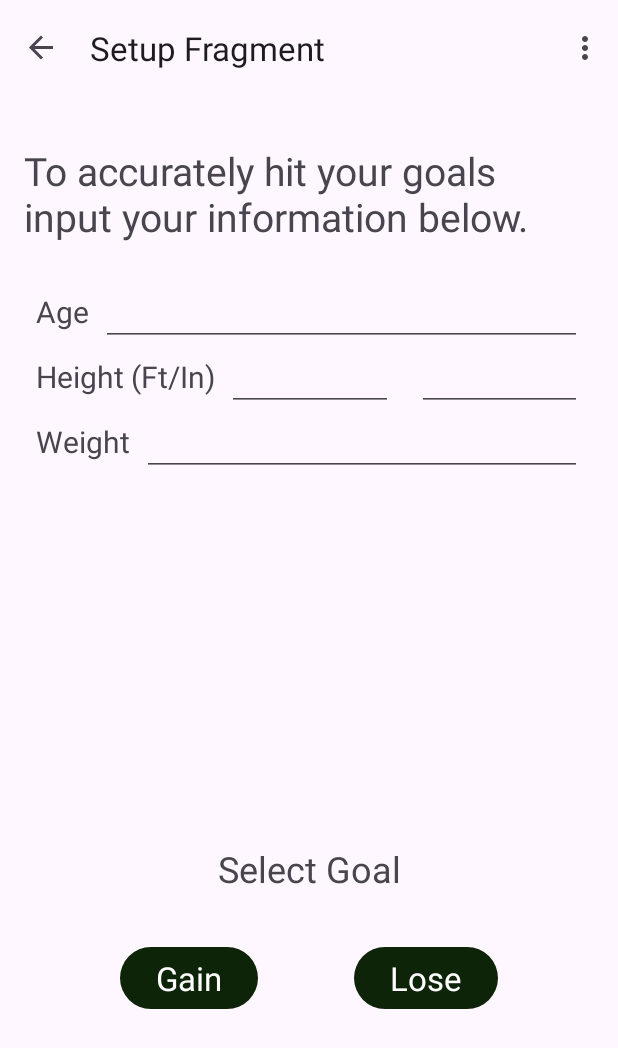
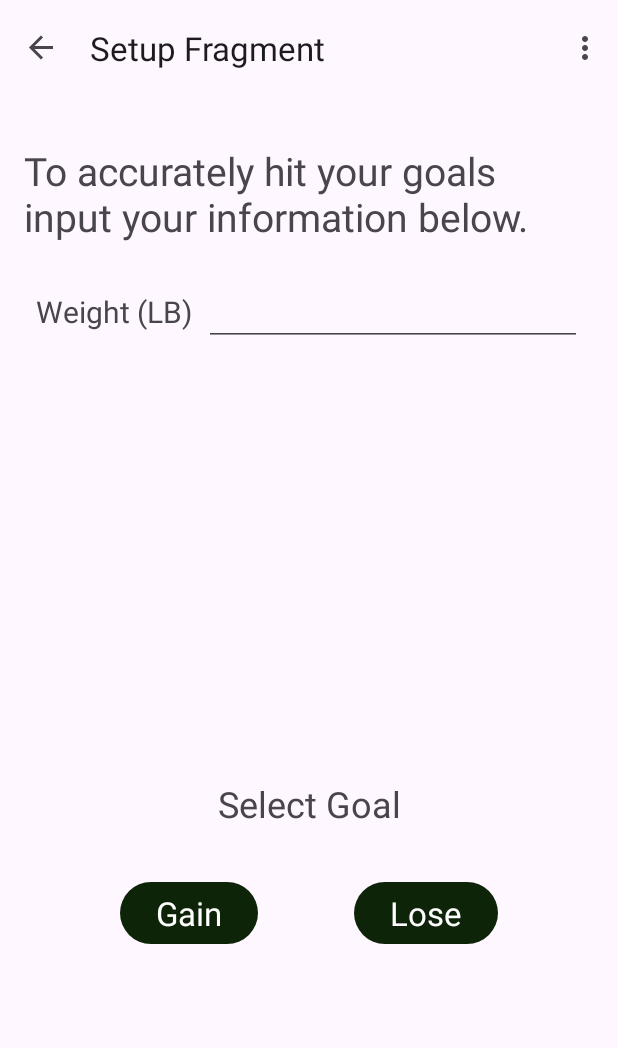
Before and after one commit to ThaneBuhanan/CalorieCounter, an Android app: the screen it shows after launch (MainActivity), on a phone screen of 412 x 824 dp. Shown: the top 1048 px of the screen. Run offline under Robolectric (Android 15) with nearby library versions, the phone set to English and light mode, and no system bars; our stand-ins replace Room's generated code, data binding, navigation-ui; 1 statement that could not run was skipped.

Commit message:
Deleted unused data.

```diff
--- a/app/src/main/java/com/thanebuhanan/caloriecounter/data/dto/UserDTO.kt
+++ b/app/src/main/java/com/thanebuhanan/caloriecounter/data/dto/UserDTO.kt
@@ -7,9 +7,6 @@ import java.util.UUID
 @Entity(tableName = "user")
 data class UserDTO(
     @PrimaryKey val id: String = UUID.randomUUID().toString(),
-    val age: Int,
-    val heightFt: Int,
-    val heightIn: Int,
     val weight: Int,
     val hasGoalGain: Boolean,
 )
--- a/app/src/main/res/layout/fragment_setup.xml
+++ b/app/src/main/res/layout/fragment_setup.xml
@@ -30,82 +30,15 @@
             app:layout_constraintTop_toTopOf="parent" />
 
         <TextView
-            android:id="@+id/age"
+            android:id="@+id/weight"
             android:layout_width="wrap_content"
             android:layout_height="wrap_content"
             android:layout_marginStart="8dp"
             android:layout_marginTop="32dp"
-            android:text="@string/age"
+            android:text="@string/weight"
             android:textSize="20sp"
             app:layout_constraintStart_toStartOf="parent"
             app:layout_constraintTop_toBottomOf="@+id/welcome_text" />
-
-        <EditText
-            android:id="@+id/edit_age"
-            android:layout_width="0dp"
-            android:layout_height="wrap_content"
-            android:layout_marginStart="8dp"
-            android:layout_marginEnd="8dp"
-            android:importantForAutofill="no"
-            android:inputType="number"
-            android:text="@={viewModel.age}"
-            app:layout_constraintBottom_toBottomOf="@+id/age"
-            app:layout_constraintEnd_toEndOf="parent"
-            app:layout_constraintStart_toEndOf="@+id/age"
-            app:layout_constraintTop_toTopOf="@+id/age"
-            tools:ignore="LabelFor" />
-
-        <TextView
-            android:id="@+id/height"
-            android:layout_width="wrap_content"
-            android:layout_height="wrap_content"
-            android:layout_marginStart="8dp"
-            android:layout_marginTop="16dp"
-            android:text="@string/height"
-            android:textSize="20sp"
-            app:layout_constraintStart_toStartOf="parent"
-            app:layout_constraintTop_toBottomOf="@+id/age" />
-
-        <EditText
-            android:id="@+id/edit_height_feet"
-            android:layout_width="0dp"
-            android:layout_height="wrap_content"
-            android:layout_marginStart="8dp"
-            android:layout_marginEnd="8dp"
-            android:importantForAutofill="no"
-            android:text="@={viewModel.heightFt}"
-            android:inputType="number"
-            app:layout_constraintBottom_toBottomOf="@+id/height"
-            app:layout_constraintEnd_toStartOf="@id/edit_height_inches"
-            app:layout_constraintStart_toEndOf="@+id/height"
-            app:layout_constraintTop_toTopOf="@+id/height"
-            tools:ignore="LabelFor" />
-
-        <EditText
-            android:id="@+id/edit_height_inches"
-            android:layout_width="0dp"
-            android:layout_height="wrap_content"
-            android:layout_marginStart="8dp"
-            android:layout_marginEnd="8dp"
-            android:importantForAutofill="no"
-            android:text="@={viewModel.heightIn}"
-            android:inputType="number"
-            app:layout_constraintBottom_toBottomOf="@+id/height"
-            app:layout_constraintEnd_toEndOf="parent"
-            app:layout_constraintStart_toEndOf="@+id/edit_height_feet"
-            app:layout_constraintTop_toTopOf="@+id/height"
-            tools:ignore="LabelFor" />
-
-        <TextView
-            android:id="@+id/weight"
-            android:layout_width="wrap_content"
-            android:layout_height="wrap_content"
-            android:layout_marginStart="8dp"
-            android:layout_marginTop="16dp"
-            android:text="@string/weight"
-            android:textSize="20sp"
-            app:layout_constraintStart_toStartOf="parent"
-            app:layout_constraintTop_toBottomOf="@+id/height" />
 
         <EditText
             android:id="@+id/edit_weight"
--- a/app/src/main/res/values/strings.xml
+++ b/app/src/main/res/values/strings.xml
@@ -11,7 +11,7 @@
     <string name="goal">Select Goal</string>
     <string name="age">Age</string>
     <string name="height">Height (Ft/In)</string>
-    <string name="weight">Weight</string>
+    <string name="weight">Weight (LB)</string>
     <string name="daily_goal">Daily Goal to reach</string>
     <string name="current_day">Day so far</string>
     <string name="add_food">Add Food</string>
```
